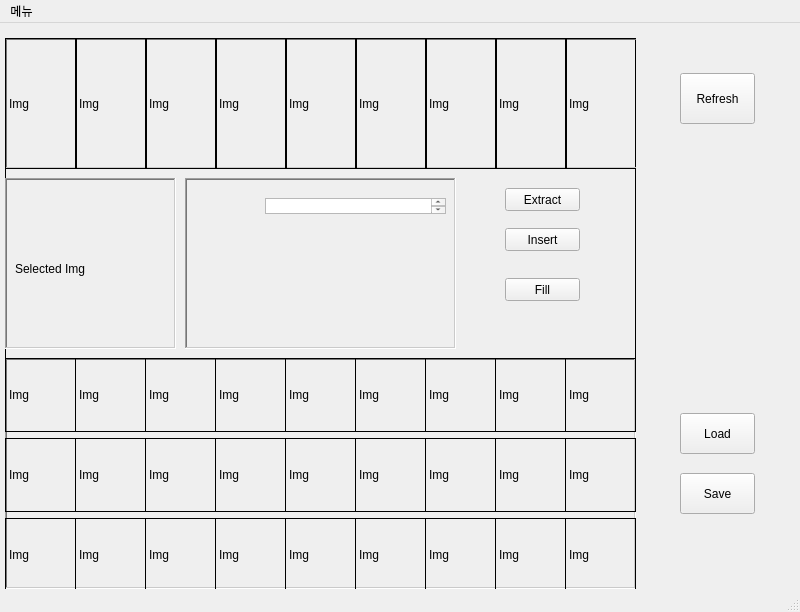
foDev-Jung/MG.f_Pz, file MainWindow.ui: the form before one commit.
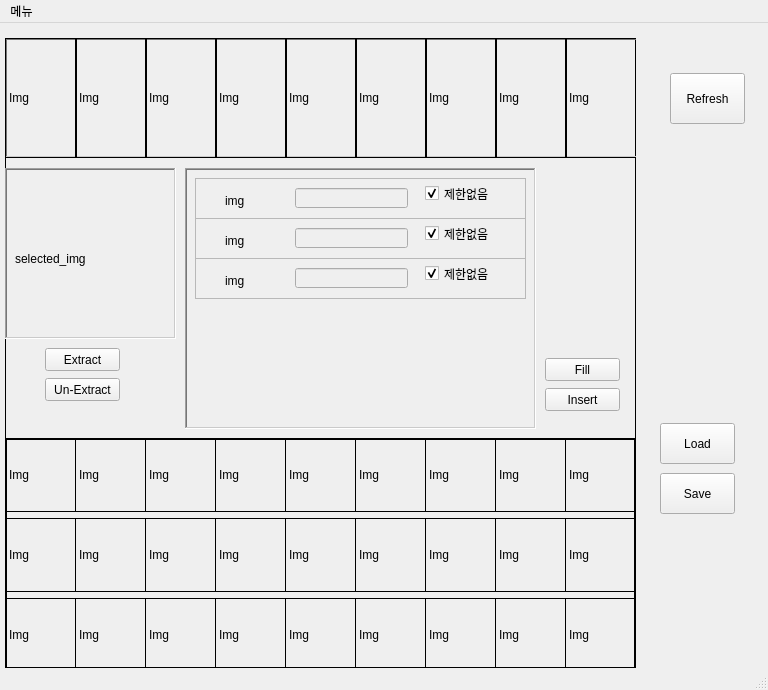
The form after the commit.

Patch:
```diff
--- a/MainWindow.ui
+++ b/MainWindow.ui
@@ -6,8 +6,8 @@
    <rect>
     <x>0</x>
     <y>0</y>
-    <width>800</width>
-    <height>612</height>
+    <width>768</width>
+    <height>690</height>
    </rect>
   </property>
   <property name="windowTitle">
@@ -17,7 +17,7 @@
    <widget class="QPushButton" name="refresh">
     <property name="geometry">
      <rect>
-      <x>680</x>
+      <x>670</x>
       <y>50</y>
       <width>75</width>
       <height>51</height>
@@ -30,8 +30,8 @@
    <widget class="QPushButton" name="load">
     <property name="geometry">
      <rect>
-      <x>680</x>
-      <y>390</y>
+      <x>660</x>
+      <y>400</y>
       <width>75</width>
       <height>41</height>
      </rect>
@@ -43,7 +43,7 @@
    <widget class="QPushButton" name="save">
     <property name="geometry">
      <rect>
-      <x>680</x>
+      <x>660</x>
       <y>450</y>
       <width>75</width>
       <height>41</height>
@@ -59,7 +59,7 @@
       <x>0</x>
       <y>10</y>
       <width>641</width>
-      <height>561</height>
+      <height>641</height>
      </rect>
     </property>
     <layout class="QGridLayout" name="gridLayout">
@@ -89,7 +89,7 @@
           <x>0</x>
           <y>0</y>
           <width>681</width>
-          <height>131</height>
+          <height>120</height>
          </rect>
         </property>
         <property name="frameShape">
@@ -110,7 +110,7 @@
            <x>0</x>
            <y>0</y>
            <width>72</width>
-           <height>131</height>
+           <height>120</height>
           </rect>
          </property>
          <property name="frameShape">
@@ -126,7 +126,7 @@
            <x>70</x>
            <y>0</y>
            <width>72</width>
-           <height>131</height>
+           <height>120</height>
           </rect>
          </property>
          <property name="frameShape">
@@ -142,7 +142,7 @@
            <x>140</x>
            <y>0</y>
            <width>72</width>
-           <height>131</height>
+           <height>120</height>
           </rect>
          </property>
          <property name="frameShape">
@@ -158,7 +158,7 @@
            <x>210</x>
            <y>0</y>
            <width>72</width>
-           <height>131</height>
+           <height>120</height>
           </rect>
          </property>
          <property name="frameShape">
@@ -174,7 +174,7 @@
            <x>280</x>
            <y>0</y>
            <width>72</width>
-           <height>131</height>
+           <height>120</height>
           </rect>
          </property>
          <property name="frameShape">
@@ -190,7 +190,7 @@
            <x>350</x>
            <y>0</y>
            <width>72</width>
-           <height>131</height>
+           <height>120</height>
           </rect>
          </property>
          <property name="frameShape">
@@ -206,7 +206,7 @@
            <x>420</x>
            <y>0</y>
            <width>72</width>
-           <height>131</height>
+           <height>120</height>
           </rect>
          </property>
          <property name="frameShape">
@@ -222,7 +222,7 @@
            <x>490</x>
            <y>0</y>
            <width>72</width>
-           <height>131</height>
+           <height>120</height>
           </rect>
          </property>
          <property name="frameShape">
@@ -238,7 +238,7 @@
            <x>560</x>
            <y>0</y>
            <width>72</width>
-           <height>131</height>
+           <height>120</height>
           </rect>
          </property>
          <property name="frameShape">
@@ -253,7 +253,7 @@
         <property name="geometry">
          <rect>
           <x>0</x>
-          <y>140</y>
+          <y>130</y>
           <width>171</width>
           <height>171</height>
          </rect>
@@ -280,7 +280,7 @@
           </rect>
          </property>
          <property name="text">
-          <string>Selected Img</string>
+          <string>selected_img</string>
          </property>
         </widget>
        </widget>
@@ -288,16 +288,16 @@
         <property name="geometry">
          <rect>
           <x>0</x>
-          <y>320</y>
+          <y>400</y>
           <width>631</width>
           <height>231</height>
          </rect>
         </property>
         <property name="frameShape">
-         <enum>QFrame::WinPanel</enum>
+         <enum>QFrame::Box</enum>
         </property>
         <property name="frameShadow">
-         <enum>QFrame::Sunken</enum>
+         <enum>QFrame::Plain</enum>
         </property>
         <property name="lineWidth">
          <number>2</number>
@@ -741,8 +741,8 @@
        <widget class="QPushButton" name="extract">
         <property name="geometry">
          <rect>
-          <x>500</x>
-          <y>150</y>
+          <x>40</x>
+          <y>310</y>
           <width>75</width>
           <height>23</height>
          </rect>
@@ -754,8 +754,8 @@
        <widget class="QPushButton" name="insert">
         <property name="geometry">
          <rect>
-          <x>500</x>
-          <y>190</y>
+          <x>540</x>
+          <y>350</y>
           <width>75</width>
           <height>23</height>
          </rect>
@@ -767,8 +767,8 @@
        <widget class="QPushButton" name="fill">
         <property name="geometry">
          <rect>
-          <x>500</x>
-          <y>240</y>
+          <x>540</x>
+          <y>320</y>
           <width>75</width>
           <height>23</height>
          </rect>
@@ -781,9 +781,9 @@
         <property name="geometry">
          <rect>
           <x>180</x>
-          <y>140</y>
-          <width>271</width>
-          <height>171</height>
+          <y>130</y>
+          <width>351</width>
+          <height>261</height>
          </rect>
         </property>
         <property name="frameShape">
@@ -798,16 +798,196 @@
         <property name="midLineWidth">
          <number>2</number>
         </property>
-        <widget class="QTextEdit" name="param_1">
+        <widget class="QFrame" name="parameter_1">
          <property name="geometry">
           <rect>
-           <x>80</x>
-           <y>20</y>
-           <width>181</width>
-           <height>16</height>
+           <x>10</x>
+           <y>10</y>
+           <width>331</width>
+           <height>41</height>
           </rect>
          </property>
+         <property name="frameShape">
+          <enum>QFrame::StyledPanel</enum>
+         </property>
+         <property name="frameShadow">
+          <enum>QFrame::Raised</enum>
+         </property>
+         <widget class="QCheckBox" name="checkBox_1">
+          <property name="geometry">
+           <rect>
+            <x>230</x>
+            <y>0</y>
+            <width>81</width>
+            <height>31</height>
+           </rect>
+          </property>
+          <property name="text">
+           <string>제한없음</string>
+          </property>
+          <property name="checked">
+           <bool>true</bool>
+          </property>
+         </widget>
+         <widget class="QLineEdit" name="lineEdit_1">
+          <property name="enabled">
+           <bool>false</bool>
+          </property>
+          <property name="geometry">
+           <rect>
+            <x>100</x>
+            <y>10</y>
+            <width>113</width>
+            <height>20</height>
+           </rect>
+          </property>
+         </widget>
+         <widget class="QLabel" name="label_1">
+          <property name="geometry">
+           <rect>
+            <x>30</x>
+            <y>10</y>
+            <width>25</width>
+            <height>25</height>
+           </rect>
+          </property>
+          <property name="text">
+           <string>img</string>
+          </property>
+         </widget>
         </widget>
+        <widget class="QFrame" name="parameter_2">
+         <property name="geometry">
+          <rect>
+           <x>10</x>
+           <y>50</y>
+           <width>331</width>
+           <height>41</height>
+          </rect>
+         </property>
+         <property name="frameShape">
+          <enum>QFrame::StyledPanel</enum>
+         </property>
+         <property name="frameShadow">
+          <enum>QFrame::Raised</enum>
+         </property>
+         <widget class="QCheckBox" name="checkBox_2">
+          <property name="enabled">
+           <bool>true</bool>
+          </property>
+          <property name="geometry">
+           <rect>
+            <x>230</x>
+            <y>0</y>
+            <width>81</width>
+            <height>31</height>
+           </rect>
+          </property>
+          <property name="text">
+           <string>제한없음</string>
+          </property>
+          <property name="checked">
+           <bool>true</bool>
+          </property>
+         </widget>
+         <widget class="QLineEdit" name="lineEdit_2">
+          <property name="enabled">
+           <bool>false</bool>
+          </property>
+          <property name="geometry">
+           <rect>
+            <x>100</x>
+            <y>10</y>
+            <width>113</width>
+            <height>20</height>
+           </rect>
+          </property>
+         </widget>
+         <widget class="QLabel" name="label_2">
+          <property name="geometry">
+           <rect>
+            <x>30</x>
+            <y>10</y>
+            <width>25</width>
+            <height>25</height>
+           </rect>
+          </property>
+          <property name="text">
+           <string>img</string>
+          </property>
+         </widget>
+        </widget>
+        <widget class="QFrame" name="parameter_3">
+         <property name="geometry">
+          <rect>
+           <x>10</x>
+           <y>90</y>
+           <width>331</width>
+           <height>41</height>
+          </rect>
+         </property>
+         <property name="frameShape">
+          <enum>QFrame::StyledPanel</enum>
+         </property>
+         <property name="frameShadow">
+          <enum>QFrame::Raised</enum>
+         </property>
+         <widget class="QCheckBox" name="checkBox_3">
+          <property name="geometry">
+           <rect>
+            <x>230</x>
+            <y>0</y>
+            <width>81</width>
+            <height>31</height>
+           </rect>
+          </property>
+          <property name="text">
+           <string>제한없음</string>
+          </property>
+          <property name="checked">
+           <bool>true</bool>
+          </property>
+         </widget>
+         <widget class="QLineEdit" name="lineEdit_3">
+          <property name="enabled">
+           <bool>false</bool>
+          </property>
+          <property name="geometry">
+           <rect>
+            <x>100</x>
+            <y>10</y>
+            <width>113</width>
+            <height>20</height>
+           </rect>
+          </property>
+         </widget>
+         <widget class="QLabel" name="label_3">
+          <property name="geometry">
+           <rect>
+            <x>30</x>
+            <y>10</y>
+            <width>25</width>
+            <height>25</height>
+           </rect>
+          </property>
+          <property name="text">
+           <string>img</string>
+          </property>
+         </widget>
+        </widget>
+       </widget>
+       <widget class="QPushButton" name="un_extract">
+        <property name="geometry">
+         <rect>
+          <x>40</x>
+          <y>340</y>
+          <width>75</width>
+          <height>23</height>
+         </rect>
+        </property>
+        <property name="text">
+         <string>Un-Extract</string>
+        </property>
        </widget>
       </widget>
      </item>
@@ -819,7 +999,7 @@
     <rect>
      <x>0</x>
      <y>0</y>
-     <width>800</width>
+     <width>768</width>
      <height>21</height>
     </rect>
    </property>
```
Left out of the diff: 2 changed lines with no effect on the pictures.
